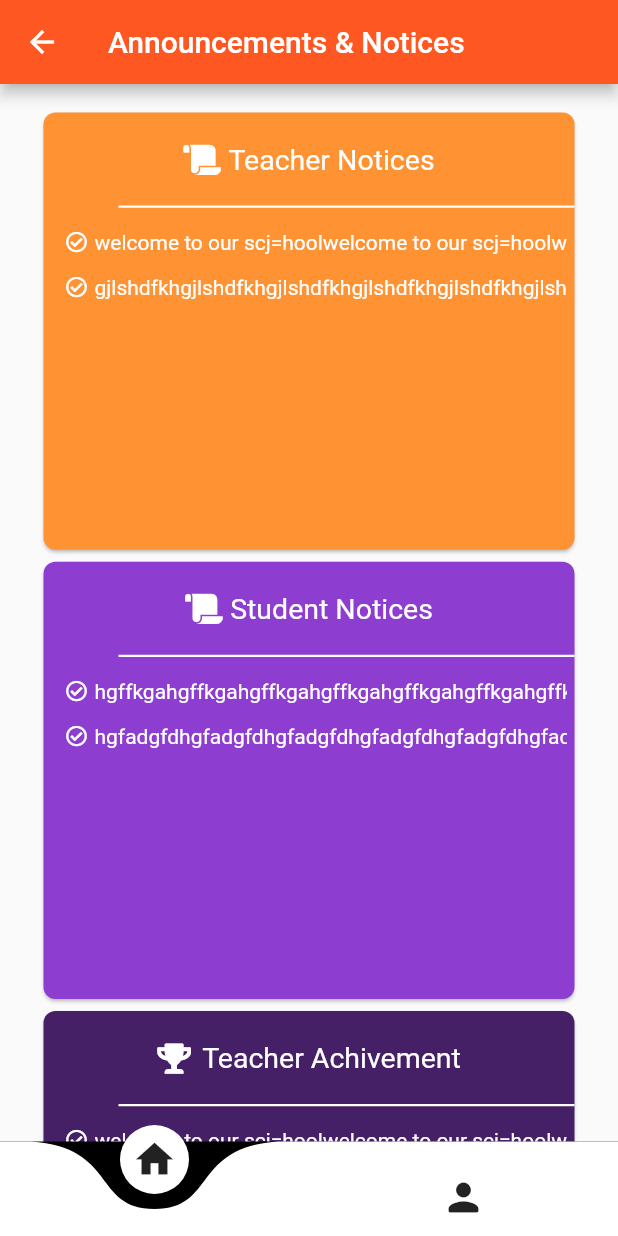
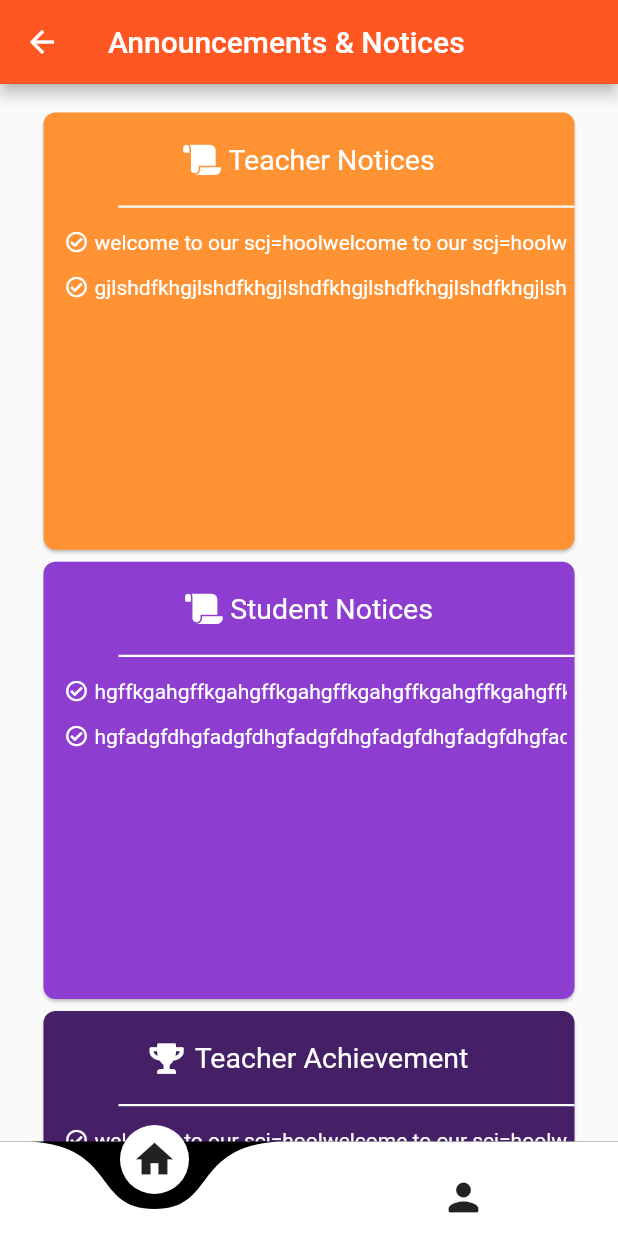
Before and after one commit to Blaze-Community/our_e_college_app, a Flutter app: the screen it shows after launch, after a tap on "Announcement", on a phone screen of 412 x 824 dp. Run offline on Flutter 3.47's test engine with Material 2 defaults, Android fonts, the phone set to English and light mode, and no system bars; drawn by our look-alikes of curved_navigation_bar, marquee; our stand-ins replace flutter_login, font_awesome_flutter, image_picker, table_calendar.

Commit message:
minor changes

```diff
--- a/lib/components/annoucement/annoucement.dart
+++ b/lib/components/annoucement/annoucement.dart
@@ -64,7 +64,7 @@ class _Annoucement extends State<Annoucement> {
               },
             ),
             AnnouncementItem(
-              title: 'Teacher Achivement',
+              title: 'Teacher Achievement',
               icon: FontAwesomeIcons.trophy,
               announcement: ['welcome to our scj=hool', 'gjlshdfkh'],
               color: AppTheme.Colors.flatDeepPurple,
@@ -74,7 +74,7 @@ class _Annoucement extends State<Annoucement> {
                     MaterialPageRoute(
                         builder: (BuildContext context) =>
                             AnnouncementList(
-                              title: 'Teacher Achivement',
+                              title: 'Teacher Achievement',
                               announcement: [
                                 ['welcome to our scj=hool','2 May 2001'],
                                 ['gjlshdfkh','4 May 2001']],
@@ -82,7 +82,7 @@ class _Annoucement extends State<Annoucement> {
               },
             ),
             AnnouncementItem(
-              title: 'Student \n Achievements',
+              title: 'Student Achievements',
               icon: FontAwesomeIcons.trophy,
               announcement: ['hgffkga', 'hgfadgfd'],
               color: AppTheme.Colors.flatRed,
--- a/lib/utils/homepage.dart
+++ b/lib/utils/homepage.dart
@@ -2,7 +2,6 @@ import 'package:flutter/material.dart';
 import 'package:font_awesome_flutter/font_awesome_flutter.dart';
 import 'package:our_e_college_app/components/annoucement/annoucement.dart';
 import 'package:our_e_college_app/components/attendence/attendence.dart';
-import 'package:our_e_college_app/components/e-card/ebooks.dart';
 import 'package:our_e_college_app/components/ebooks/ebooks.dart';
 import 'package:our_e_college_app/components/exam/exam.dart';
 import 'package:our_e_college_app/components/fees/fees.dart';
@@ -49,7 +48,7 @@ class _HomePageState extends State<HomePage> {
               crossAxisAlignment: CrossAxisAlignment.center,
               children: [
                 Container(
-                    height: 100, width: 100, child: Image.asset('assets/iiitn.png')),
+                    height: 100, width: 100, child: Image.asset('iiitn.png')),
                 Expanded(
                   child: Column(
                     crossAxisAlignment: CrossAxisAlignment.center,
@@ -92,13 +91,6 @@ class _HomePageState extends State<HomePage> {
                           secondaryColor: AppTheme.Colors.flatOrange,
                           secondaryIcon: Icons.perm_contact_calendar,
                           secondaryIconHeight: 30,
-                          onPressed: (){
-                            Navigator.push(
-                                context,
-                                MaterialPageRoute(
-                                    builder: (BuildContext context) =>
-                                        Ecard()));
-                          },
                         )),
                   ),
                   Expanded(
```
Also changed, not shown: lib/components/annoucement/announcementItem.dart (+6 -7 lines).
